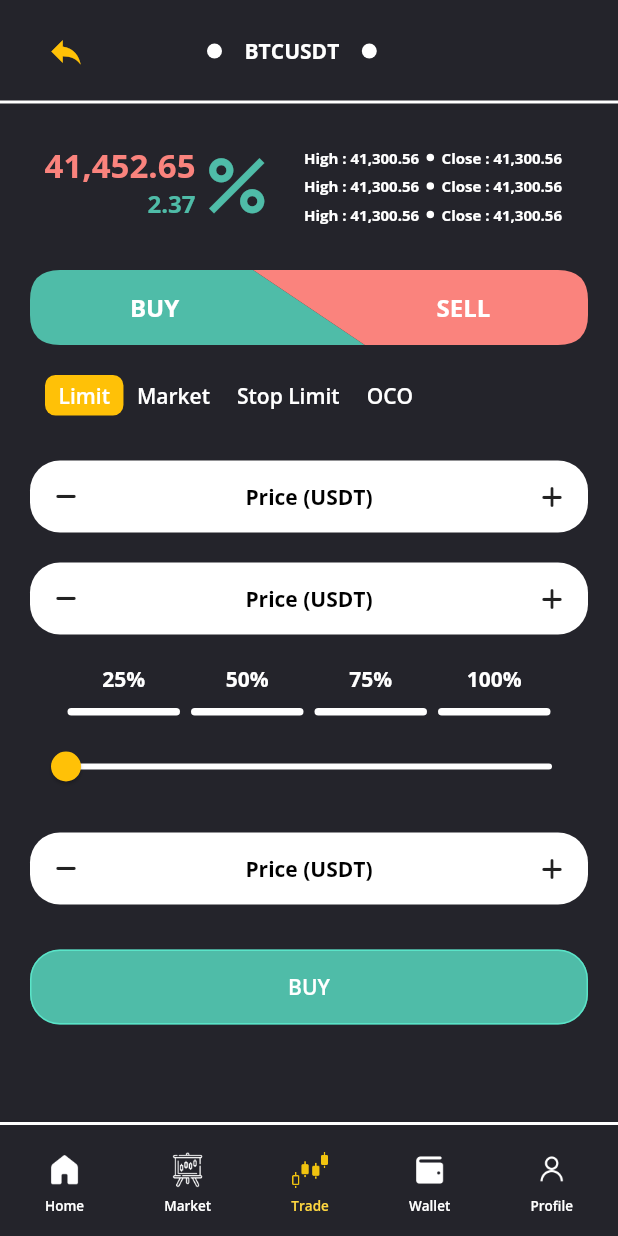
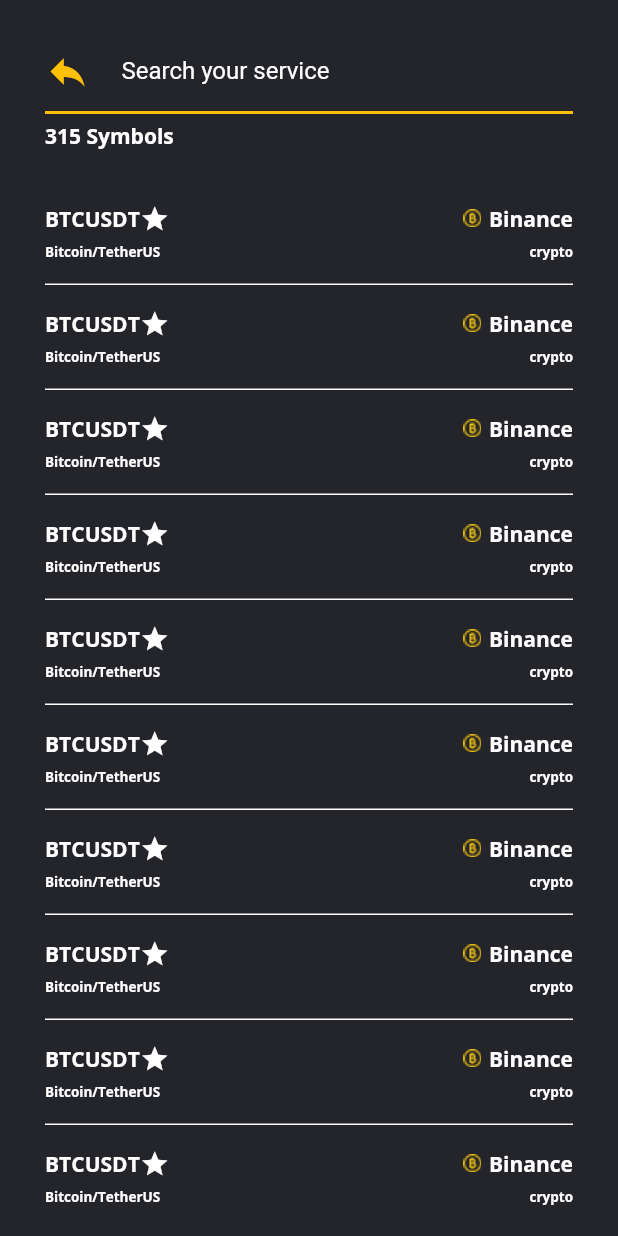
Before and after one commit to Ahmad-Elraqab/cryptop, a Flutter app: the screen it shows after launch, on a phone screen of 412 x 824 dp. Run offline on Flutter 3.47's test engine with Material 2 defaults, Android fonts, the light colour scheme and no system bars; our stand-ins replace fl_chart, flutter_riverpod, font_awesome_flutter, google_fonts, google_maps_flutter; missing offline and left inert: rolling_switch.

Commit message:
search view is DOne

```diff
--- a/lib/app/const.dart
+++ b/lib/app/const.dart
@@ -9,3 +9,4 @@
 const rAddress = "/Address";
 const rPayment = "/Payment";
 const rHome = "/home";
+const rSearch = "/Search";
--- a/lib/app/router.dart
+++ b/lib/app/router.dart
@@ -6,6 +6,7 @@
 import 'package:cryptop/views/notification_view/notification_view.dart';
 import 'package:cryptop/views/payment_view/payment_view.dart';
 import 'package:cryptop/views/profile_view/profile_view.dart';
+import 'package:cryptop/views/search_view/search_view.dart';
 import 'package:cryptop/views/signup_view/register_screen.dart';
 import 'package:flutter/material.dart';
 
@@ -47,6 +48,9 @@
       case rPayment:
         builder = (BuildContext context) => const PaymentView();
         break;
+      case rSearch:
+        builder = (BuildContext context) => const SearchView();
+        break;
 
       default:
         builder = (BuildContext context) => App(currentIndex: settings.name!);
--- a/lib/components/custom_text_field/custom_text_field.dart
+++ b/lib/components/custom_text_field/custom_text_field.dart
@@ -35,6 +35,7 @@
       maxLines: lines!,
       controller: controller,
       style: TextStyle(color: color!),
+      textDirection: TextDirection.ltr,
       decoration: InputDecoration(
         errorText: validate! ? error! : null,
         errorStyle: const TextStyle(color: Colors.white),
--- a/lib/main.dart
+++ b/lib/main.dart
@@ -60,7 +60,7 @@
           ),
         ),
         onGenerateRoute: RouteManager.generateRoute,
-        initialRoute: rLanding,
+        initialRoute: rSearch,
       ),
     );
   }
--- /dev/null
+++ b/lib/views/search_view/search_view.dart
@@ -0,0 +1,38 @@
+import 'package:cryptop/views/search_view/widgets/search_body.dart';
+import 'package:flutter/material.dart';
+
+class SearchView extends StatefulWidget {
+  const SearchView({Key? key}) : super(key: key);
+
+  @override
+  State<SearchView> createState() => _SearchViewState();
+}
+
+class _SearchViewState extends State<SearchView> {
+  TextEditingController searchController = TextEditingController();
+  setSearch(value) => setState(() => {
+        searchController.text = value,
+        searchController.selection = TextSelection(
+          baseOffset: value.length,
+          extentOffset: value.length,
+        )
+      });
+  onTap(index) => setState(() => print(index));
+  @override
+  Widget build(BuildContext context) {
+    return Scaffold(
+      body: SingleChildScrollView(
+        child: Container(
+          height: MediaQuery.of(context).size.height,
+          color: const Color(0xFF24242B),
+          padding: const EdgeInsets.symmetric(horizontal: 30.0, vertical: 20.0),
+          child: SearchBody(
+            searchController: searchController,
+            setSearch: setSearch,
+            onTap: onTap,
+          ),
+        ),
+      ),
+    );
+  }
+}
--- /dev/null
+++ b/lib/views/search_view/widgets/search_body.dart
@@ -0,0 +1,76 @@
+import 'package:cryptop/components/custom_text_field/custom_text_field.dart';
+import 'package:cryptop/components/text_component/text_component.dart';
+import 'package:cryptop/views/search_view/widgets/search_row.dart';
+import 'package:flutter/material.dart';
+
+class SearchBody extends StatelessWidget {
+  const SearchBody(
+      {Key? key, this.searchController, this.setSearch, this.onTap})
+      : super(key: key);
+
+  final TextEditingController? searchController;
+  final Function? setSearch;
+  final Function? onTap;
+
+  @override
+  Widget build(BuildContext context) {
+    return Column(
+      mainAxisAlignment: MainAxisAlignment.start,
+      crossAxisAlignment: CrossAxisAlignment.start,
+      children: [
+        Row(
+          children: [
+            const Icon(
+              Icons.reply,
+              size: 30.0,
+              color: Colors.amber,
+            ),
+            const SizedBox(
+              width: 20.0,
+            ),
+            Expanded(
+              child: CustomerTextField(
+                borderColor: Colors.transparent,
+                color: Colors.white,
+                error: 'error',
+                labelText: 'Search your service',
+                lines: 1,
+                onChanged: setSearch!,
+                readonly: false,
+                secure: false,
+                validate: false,
+                controller: searchController!,
+              ),
+            ),
+          ],
+        ),
+        const Divider(
+          height: 1,
+          thickness: 2,
+          color: Colors.amber,
+        ),
+        const SizedBox(
+          height: 5.0,
+        ),
+        const TextComponent(
+          align: TextAlign.start,
+          fontSize: 14.0,
+          line: 1,
+          textColor: Colors.white,
+          title: '315 Symbols',
+          weight: FontWeight.bold,
+        ),
+        Expanded(
+          child: ListView.builder(
+            itemCount: 50,
+            padding: const EdgeInsets.only(top: 20.0),
+            itemBuilder: (context, index) => SearchRow(
+              index: index,
+              onTap: onTap,
+            ),
+          ),
+        )
+      ],
+    );
+  }
+}
--- /dev/null
+++ b/lib/views/search_view/widgets/search_row.dart
@@ -0,0 +1,99 @@
+import 'package:cryptop/components/text_component/text_component.dart';
+import 'package:flutter/material.dart';
+
+class SearchRow extends StatelessWidget {
+  const SearchRow({
+    Key? key,
+    this.index,
+    this.onTap,
+  }) : super(key: key);
+  final int? index;
+  final Function? onTap;
+  @override
+  Widget build(BuildContext context) {
+    return Container(
+      height: 70.0,
+      margin: const EdgeInsets.symmetric(vertical: 0.0),
+      child: InkWell(
+        onTap: () => onTap!(index!),
+        child: Container(
+          padding: const EdgeInsets.symmetric(vertical: 10.0),
+          decoration: const BoxDecoration(
+            // color: Colors.red,
+            border: Border(
+              bottom: BorderSide(color: Colors.white),
+            ),
+          ),
+          child: Row(
+            mainAxisAlignment: MainAxisAlignment.spaceBetween,
+            children: [
+              Column(
+                crossAxisAlignment: CrossAxisAlignment.start,
+                mainAxisAlignment: MainAxisAlignment.spaceEvenly,
+                children: [
+                  Row(
+                    crossAxisAlignment: CrossAxisAlignment.center,
+                    children: const [
+                      TextComponent(
+                        align: TextAlign.start,
+                        fontSize: 14.0,
+                        line: 1,
+                        textColor: Colors.white,
+                        title: 'BTCUSDT',
+                        weight: FontWeight.bold,
+                      ),
+                      Icon(
+                        Icons.star,
+                        color: Colors.white,
+                        size: 20,
+                      )
+                    ],
+                  ),
+                  const TextComponent(
+                    align: TextAlign.start,
+                    fontSize: 9.0,
+                    line: 1,
+                    textColor: Colors.white,
+                    title: 'Bitcoin/TetherUS',
+                    weight: FontWeight.bold,
+                  ),
+                ],
+              ),
+              Column(
+                crossAxisAlignment: CrossAxisAlignment.end,
+                mainAxisAlignment: MainAxisAlignment.spaceEvenly,
+                children: [
+                  Row(
+                    crossAxisAlignment: CrossAxisAlignment.center,
+                    children: [
+                      Image.asset('lib/assets/bitcoin.png'),
+                      const SizedBox(
+                        width: 5.0,
+                      ),
+                      const TextComponent(
+                        align: TextAlign.start,
+                        fontSize: 14.0,
+                        line: 1,
+                        textColor: Colors.white,
+                        title: 'Binance',
+                        weight: FontWeight.bold,
+                      ),
+                    ],
+                  ),
+                  const TextComponent(
+                    align: TextAlign.end,
+                    fontSize: 9.0,
+                    line: 1,
+                    textColor: Colors.white,
+                    title: 'crypto',
+                    weight: FontWeight.bold,
+                  ),
+                ],
+              ),
+            ],
+          ),
+        ),
+      ),
+    );
+  }
+}
--- a/pubspec.yaml
+++ b/pubspec.yaml
@@ -45,6 +45,7 @@
   carousel_pro: ^1.0.0
   rive_splash_screen: ^0.1.0
   rive: ^0.8.4
+  candlesticks: ^2.1.0
 
 
 dev_dependencies:
```
Also changed, not shown: lib/assets/bitcoin.png (added), pubspec.lock.
